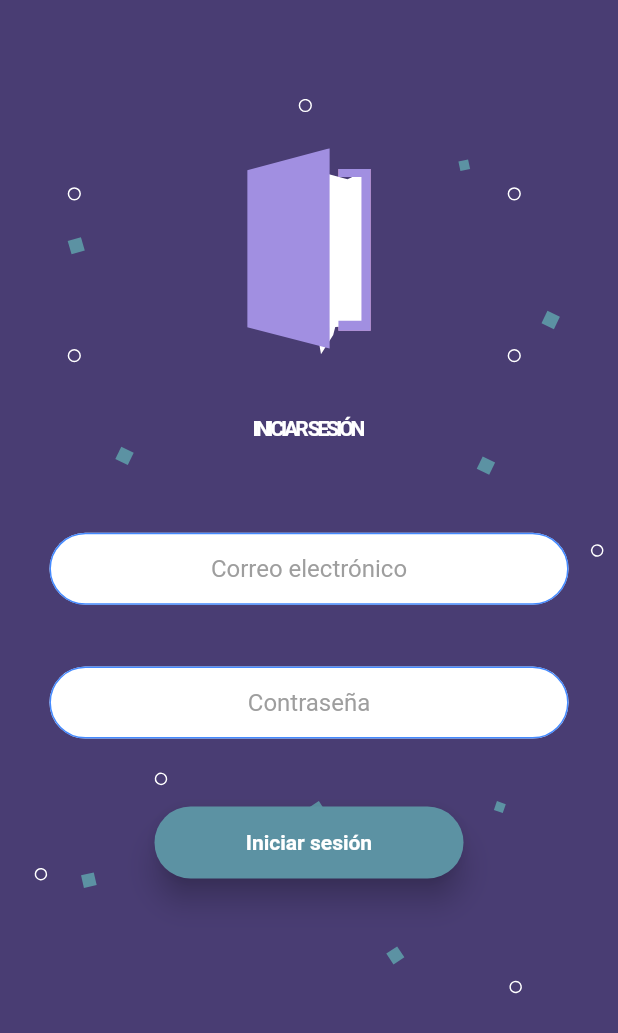
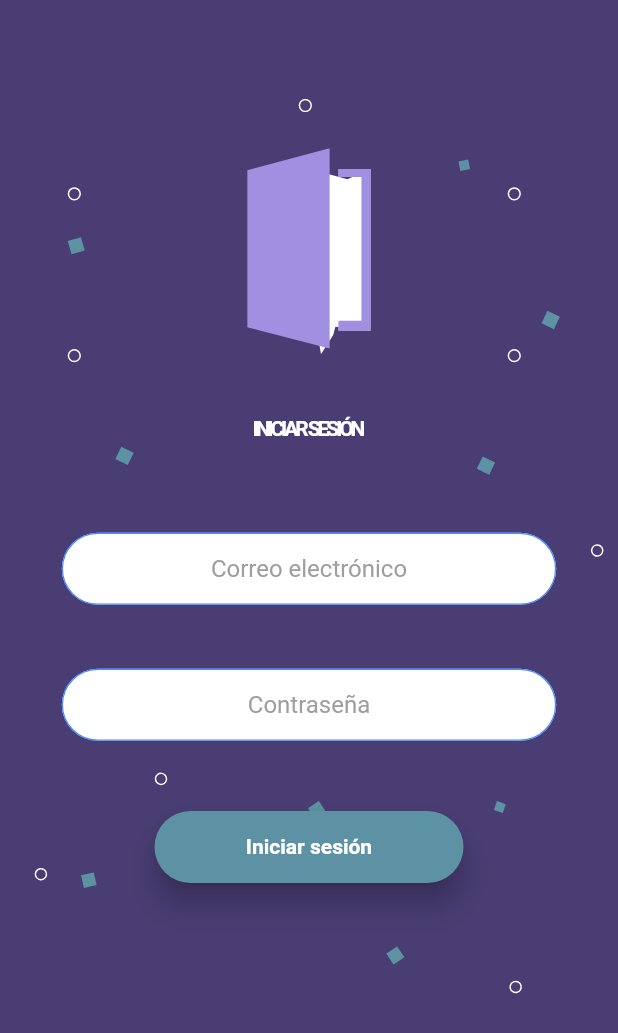
Before and after one commit to itumejia/pathapp, a Flutter app: the LoginScreen screen opened by its route, on a phone screen of 412 x 824 dp. Shown: the top 1033 px of the screen. Run offline on Flutter 3.47's test engine with Material 2 defaults, Android fonts, the phone set to English and light mode, and no system bars; our stand-ins replace cloud_firestore, dotted_border, firebase_auth, firebase_core, flutter_svg, google_fonts and 2 more; missing offline and left inert: responsive_flutter; accounts and stored records are empty.

Commit message:
Correcciones menores de register y login screen

```diff
--- a/lib/screens/login_screen.dart
+++ b/lib/screens/login_screen.dart
@@ -11,6 +11,7 @@ import 'package:pathapp/utilities/functions/firebaseFunctions.dart';
 import 'package:pathapp/utilities/components/fonts.dart';
 import '../utilities/components/fonts.dart';
 import '../utilities/constants.dart';
+import 'package:pathapp/utilities/components/textFieldDecoration.dart';
 
 class LoginScreen extends StatefulWidget {
   static String id = 'login_screen';
@@ -77,6 +78,9 @@ class _LoginScreenState extends State<LoginScreen> {
                           vertical: heightScreenPercentage * 0.025,
                           horizontal: widthScreenPercentage * 0.08,
                         ),
+                        child: Container(
+                          height: heightScreenPercentage * 0.06,
+                          width: widthScreenPercentage * 0.8,
                           child: TextField(
                             controller: controllerEmail,
                             textAlign: TextAlign.center,
@@ -85,10 +89,17 @@ class _LoginScreenState extends State<LoginScreen> {
                               email = value;
                             },
                             decoration: eEmail
-                              ? kInputDecoration.copyWith(
-                                  hintText: 'Correo electrónico')
-                              : kInputDecorationError.copyWith(
-                                  hintText: 'Correo Faltante'),
+                                ? textFieldDecoration(
+                                    "Correo electrónico",
+                                    widthScreenPercentage,
+                                    heightScreenPercentage,
+                                    Colors.grey)
+                                : textFieldDecoration(
+                                    "Correo faltante",
+                                    widthScreenPercentage,
+                                    heightScreenPercentage,
+                                    Colors.red),
+                          ),
                         ),
                       ),
                       Padding(
@@ -96,6 +107,9 @@ class _LoginScreenState extends State<LoginScreen> {
                           vertical: heightScreenPercentage * 0.025,
                           horizontal: widthScreenPercentage * 0.08,
                         ),
+                        child: Container(
+                          height: heightScreenPercentage * 0.06,
+                          width: widthScreenPercentage * 0.8,
                           child: TextField(
                             controller: controllerPass,
                             textAlign: TextAlign.center,
@@ -104,10 +118,17 @@ class _LoginScreenState extends State<LoginScreen> {
                               password = value;
                             },
                             decoration: ePass
-                              ? kInputDecoration.copyWith(
-                                  hintText: 'Contraseña')
-                              : kInputDecorationError.copyWith(
-                                  hintText: 'Contraseña Faltante'),
+                                ? textFieldDecoration(
+                                    "Contraseña",
+                                    widthScreenPercentage,
+                                    heightScreenPercentage,
+                                    Colors.grey)
+                                : textFieldDecoration(
+                                    "Contraseña faltante",
+                                    widthScreenPercentage,
+                                    heightScreenPercentage,
+                                    Colors.red),
+                          ),
                         ),
                       ),
                       CountButton(
@@ -136,15 +157,16 @@ class _LoginScreenState extends State<LoginScreen> {
                               });
                             }
 
-                            if(eEmail==true && ePass==true){
+                            if (eEmail == true && ePass == true) {
                               try {
-                              final user = await _author
-                                  .signInWithEmailAndPassword(
+                                final user =
+                                    await _author.signInWithEmailAndPassword(
                                         email: email, password: password);
                                 if (user != null) {
-                                Map<String, dynamic> result = await getData(
-                                    email);
-                                List<dynamic> arrayCarrera = result['carreras'];
+                                  Map<String, dynamic> result =
+                                      await getData(email);
+                                  List<dynamic> arrayCarrera =
+                                      result['carreras'];
                                   //print(result['nombres']);
                                   if (arrayCarrera.length == 0) {
                                     Navigator.pushReplacementNamed(
@@ -154,7 +176,7 @@ class _LoginScreenState extends State<LoginScreen> {
                                         context, SeccionesScreen.id);
                                   }
                                 }
-                            }catch (e) {
+                              } catch (e) {
                                 print(e);
                               }
                             }
--- /dev/null
+++ b/lib/utilities/components/textFieldDecoration.dart
@@ -0,0 +1,26 @@
+import 'package:flutter/material.dart';
+
+InputDecoration textFieldDecoration(
+    String text, double screenWidth, double screenHeight, Color textColor) {
+  return InputDecoration(
+    hintText: text,
+    fillColor: Colors.white,
+    filled: true,
+    hintStyle: TextStyle(color: textColor),
+    contentPadding: EdgeInsets.symmetric(
+        vertical: screenHeight * 0.00005, horizontal: screenWidth * 0.01),
+    border: OutlineInputBorder(
+      borderRadius: BorderRadius.all(Radius.circular(screenWidth * 0.15)),
+    ),
+    enabledBorder: OutlineInputBorder(
+      borderSide:
+          BorderSide(color: Colors.blueAccent, width: screenHeight * 0.001),
+      borderRadius: BorderRadius.all(Radius.circular(screenWidth * 0.15)),
+    ),
+    focusedBorder: OutlineInputBorder(
+      borderSide:
+          BorderSide(color: Colors.blueAccent, width: screenHeight * 0.001),
+      borderRadius: BorderRadius.all(Radius.circular(screenWidth * 0.15)),
+    ),
+  );
+}
--- a/lib/utilities/constants.dart
+++ b/lib/utilities/constants.dart
@@ -14,9 +14,8 @@ const kColorMoradoGris = Color(0xFF5A5275);
 const kColorRosa = Color(0xFFF6C2C2);
 const kColorVerdeClaro = Color(0xFFC6DC72);
 const kColorVerdeOscuro = Color(0xFF8BA32B);
-const kColorGris= Colors.grey;
+const kColorGris = Colors.grey;
 const kColorAzulEfectosFondo = Color(0xFF5C92A3);
-
 
 const kInputCarreras = InputDecoration(
   hintText: 'Introduce carrera',
@@ -25,44 +24,6 @@ const kInputCarreras = InputDecoration(
   hintStyle: TextStyle(color: Colors.grey),
   contentPadding: EdgeInsets.symmetric(vertical: 35),
   border: OutlineInputBorder(
-    borderRadius: BorderRadius.all(Radius.circular(32.0)),
-  ),
-);
-
-const kInputDecoration = InputDecoration(
-  hintText: 'Enter a value',
-  fillColor: Colors.white,
-  filled: true,
-  hintStyle: TextStyle(color: Colors.grey),
-  contentPadding: EdgeInsets.symmetric(vertical: 10.0, horizontal: 20.0),
-  border: OutlineInputBorder(
-    borderRadius: BorderRadius.all(Radius.circular(32.0)),
-  ),
-  enabledBorder: OutlineInputBorder(
-    borderSide: BorderSide(color: Colors.blueAccent, width: 1.0),
-    borderRadius: BorderRadius.all(Radius.circular(32.0)),
-  ),
-  focusedBorder: OutlineInputBorder(
-    borderSide: BorderSide(color: Colors.blueAccent, width: 2.0),
-    borderRadius: BorderRadius.all(Radius.circular(32.0)),
-  ),
-);
-
-const kInputDecorationError = InputDecoration(
-  hintText: 'Enter a value',
-  fillColor: Colors.white,
-  filled: true,
-  hintStyle: TextStyle(color: Colors.red),
-  contentPadding: EdgeInsets.symmetric(vertical: 10.0, horizontal: 20.0),
-  border: OutlineInputBorder(
-    borderRadius: BorderRadius.all(Radius.circular(32.0)),
-  ),
-  enabledBorder: OutlineInputBorder(
-    borderSide: BorderSide(color: Colors.blueAccent, width: 1.0),
-    borderRadius: BorderRadius.all(Radius.circular(32.0)),
-  ),
-  focusedBorder: OutlineInputBorder(
-    borderSide: BorderSide(color: Colors.blueAccent, width: 2.0),
     borderRadius: BorderRadius.all(Radius.circular(32.0)),
   ),
 );
```
Also changed, not shown: lib/main.dart (+10 -9 lines), lib/screens/register_screen.dart (+74 -25 lines). Lines whose indentation alone changed are shown as unchanged.
